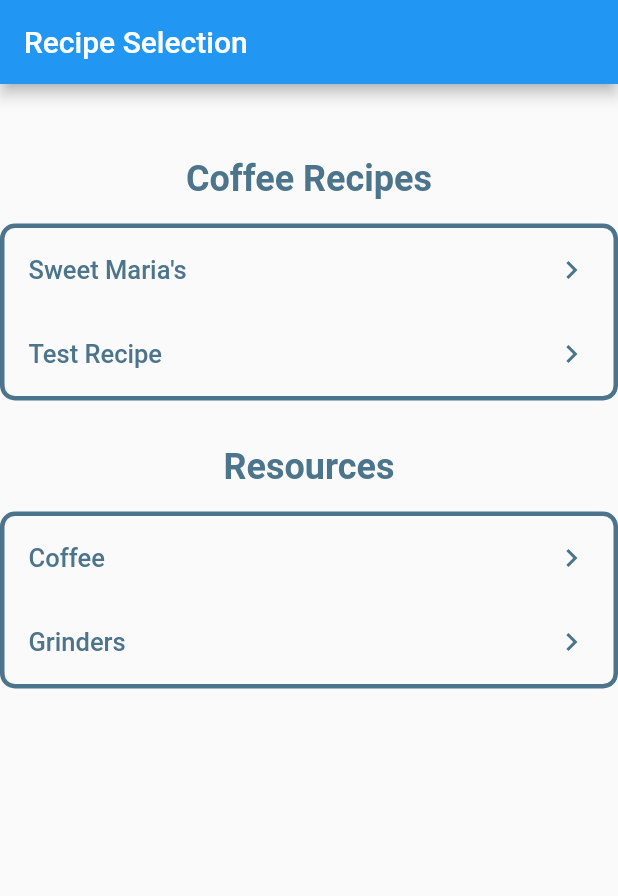
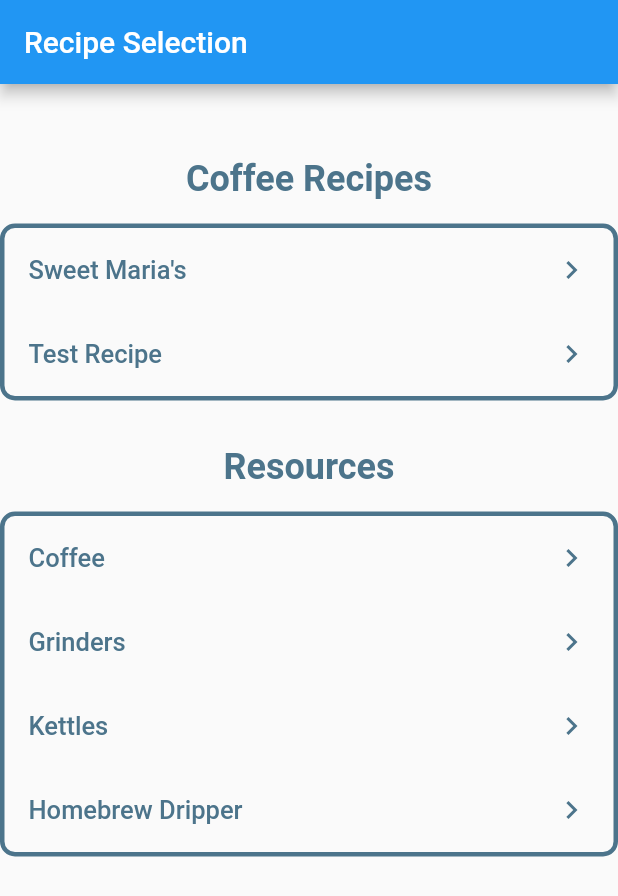
Before and after one commit to DarckHorse/software_engineering_assign_1, a Flutter app: the screen it shows after launch, on a phone screen of 412 x 824 dp. Shown: the top 896 px of the screen. Run offline on Flutter 3.47's test engine with Material 2 defaults, Android fonts, the phone set to English and light mode, and no system bars.

Commit message:
added kettle & homebrew buttons and functionality

```diff
--- a/lib/screens/recipe_selection_screen.dart
+++ b/lib/screens/recipe_selection_screen.dart
@@ -114,6 +114,26 @@ class ResourceList extends StatelessWidget {
                       fontWeight: FontWeight.w500,
                       fontSize: 17)),
               trailing: Icon(Icons.chevron_right, color: Color(0xff4C748B)),
+            ),
+            ListTile(
+              onTap: () =>
+                  launch('https://nypost.com/article/best-tea-kettles/'),
+              title: Text("Kettles",
+                  style: TextStyle(
+                      color: Color(0xff4C748B),
+                      fontWeight: FontWeight.w500,
+                      fontSize: 17)),
+              trailing: Icon(Icons.chevron_right, color: Color(0xff4C748B)),
+            ),
+            ListTile(
+              onTap: () => launch(
+                  'https://www.homegrounds.co/best-pour-over-coffee-makers/'),
+              title: Text("Homebrew Dripper",
+                  style: TextStyle(
+                      color: Color(0xff4C748B),
+                      fontWeight: FontWeight.w500,
+                      fontSize: 17)),
+              trailing: Icon(Icons.chevron_right, color: Color(0xff4C748B)),
             )
           ],
         ));
```
